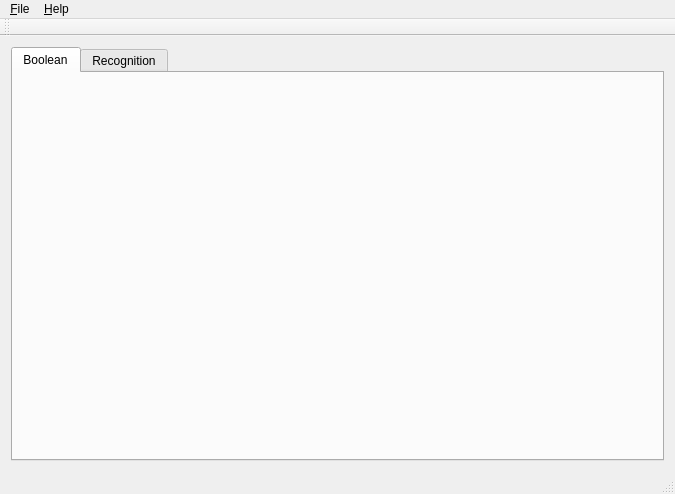
Old version of the form Gui/MainWindow.ui in the repository sarum9in/lab_neuro_example.
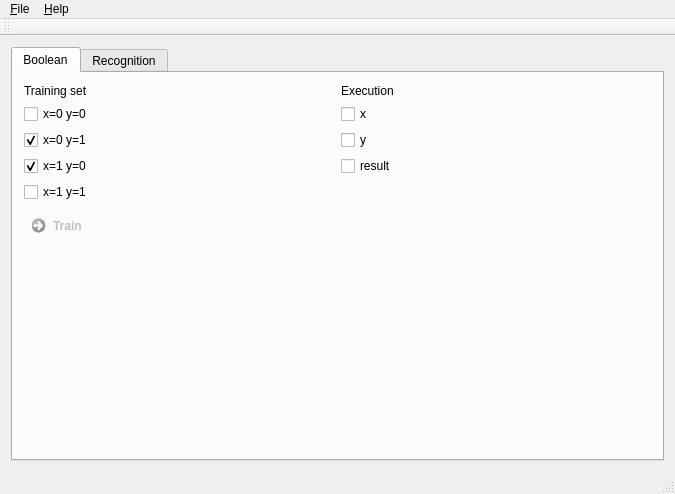
New version of the form. The open tabs and pages were chosen to show the change. Custom widgets are drawn as their Qt base class.

Commit message: MainWindow: Boolean tab implementation.

```diff
--- a/Gui/MainWindow.ui
+++ b/Gui/MainWindow.ui
@@ -24,6 +24,121 @@
        <attribute name="title">
         <string>Boolean</string>
        </attribute>
+       <layout class="QHBoxLayout" name="horizontalLayout_2">
+        <item>
+         <layout class="QVBoxLayout" name="verticalLayout">
+          <item>
+           <widget class="QLabel" name="label_4">
+            <property name="text">
+             <string>Training set</string>
+            </property>
+           </widget>
+          </item>
+          <item>
+           <widget class="ReadOnlyCheckBox" name="x_0_y_0">
+            <property name="text">
+             <string>x=0 y=0</string>
+            </property>
+           </widget>
+          </item>
+          <item>
+           <widget class="ReadOnlyCheckBox" name="x_0_y_1">
+            <property name="text">
+             <string>x=0 y=1</string>
+            </property>
+            <property name="checked">
+             <bool>true</bool>
+            </property>
+           </widget>
+          </item>
+          <item>
+           <widget class="ReadOnlyCheckBox" name="x_1_y_0">
+            <property name="text">
+             <string>x=1 y=0</string>
+            </property>
+            <property name="checked">
+             <bool>true</bool>
+            </property>
+           </widget>
+          </item>
+          <item>
+           <widget class="ReadOnlyCheckBox" name="x_1_y_1">
+            <property name="text">
+             <string>x=1 y=1</string>
+            </property>
+           </widget>
+          </item>
+          <item>
+           <widget class="QCommandLinkButton" name="trainBooleanButton">
+            <property name="enabled">
+             <bool>false</bool>
+            </property>
+            <property name="text">
+             <string>Train</string>
+            </property>
+           </widget>
+          </item>
+          <item>
+           <spacer name="verticalSpacer">
+            <property name="orientation">
+             <enum>Qt::Vertical</enum>
+            </property>
+            <property name="sizeHint" stdset="0">
+             <size>
+              <width>20</width>
+              <height>40</height>
+             </size>
+            </property>
+           </spacer>
+          </item>
+         </layout>
+        </item>
+        <item>
+         <layout class="QVBoxLayout" name="verticalLayout_3">
+          <item>
+           <widget class="QLabel" name="label_5">
+            <property name="text">
+             <string>Execution</string>
+            </property>
+           </widget>
+          </item>
+          <item>
+           <widget class="QCheckBox" name="booleanX">
+            <property name="text">
+             <string>x</string>
+            </property>
+           </widget>
+          </item>
+          <item>
+           <widget class="QCheckBox" name="booleanY">
+            <property name="text">
+             <string>y</string>
+            </property>
+           </widget>
+          </item>
+          <item>
+           <widget class="ReadOnlyCheckBox" name="booleanResult">
+            <property name="text">
+             <string>result</string>
+            </property>
+           </widget>
+          </item>
+          <item>
+           <spacer name="verticalSpacer_2">
+            <property name="orientation">
+             <enum>Qt::Vertical</enum>
+            </property>
+            <property name="sizeHint" stdset="0">
+             <size>
+              <width>20</width>
+              <height>40</height>
+             </size>
+            </property>
+           </spacer>
+          </item>
+         </layout>
+        </item>
+       </layout>
       </widget>
       <widget class="QWidget" name="recognitionTab">
        <attribute name="title">
@@ -161,6 +276,11 @@
     <slot>setSize(int)</slot>
    </slots>
   </customwidget>
+  <customwidget>
+   <class>ReadOnlyCheckBox</class>
+   <extends>QCheckBox</extends>
+   <header>ReadOnlyCheckBox.hpp</header>
+  </customwidget>
  </customwidgets>
  <resources/>
  <connections>
```
Left out of the diff: 2 changed lines with no effect on the pictures. The commit also changes 1 other file.
